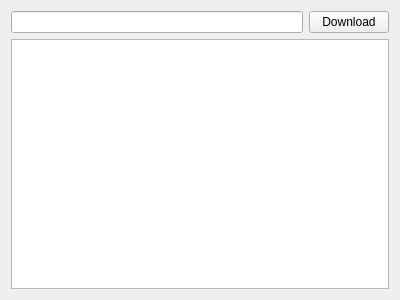
Before: the Qt Designer form download/form.ui in nickpascucci/AppDesign, drawn with Qt 5.
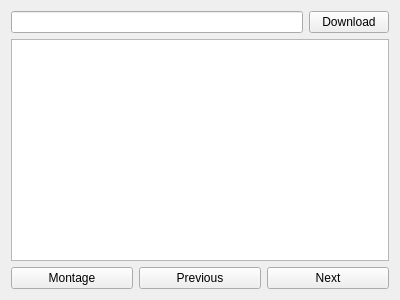
After: the same form once the commit is applied.

Commit message: Finished downloader GUI.

What changed in the file:
```diff
--- a/download/form.ui
+++ b/download/form.ui
@@ -38,6 +38,31 @@
    <item>
     <widget class="QGraphicsView" name="graphicsView"/>
    </item>
+   <item>
+    <layout class="QHBoxLayout" name="horizontalLayout_2">
+     <item>
+      <widget class="QPushButton" name="montageButton">
+       <property name="text">
+        <string>Montage</string>
+       </property>
+      </widget>
+     </item>
+     <item>
+      <widget class="QPushButton" name="previousButton">
+       <property name="text">
+        <string>Previous</string>
+       </property>
+      </widget>
+     </item>
+     <item>
+      <widget class="QPushButton" name="nextButton">
+       <property name="text">
+        <string>Next</string>
+       </property>
+      </widget>
+     </item>
+    </layout>
+   </item>
   </layout>
  </widget>
  <resources/>
```
Left out of the diff: 4 changed lines with no effect on the pictures. The commit also changes 2 other files.
